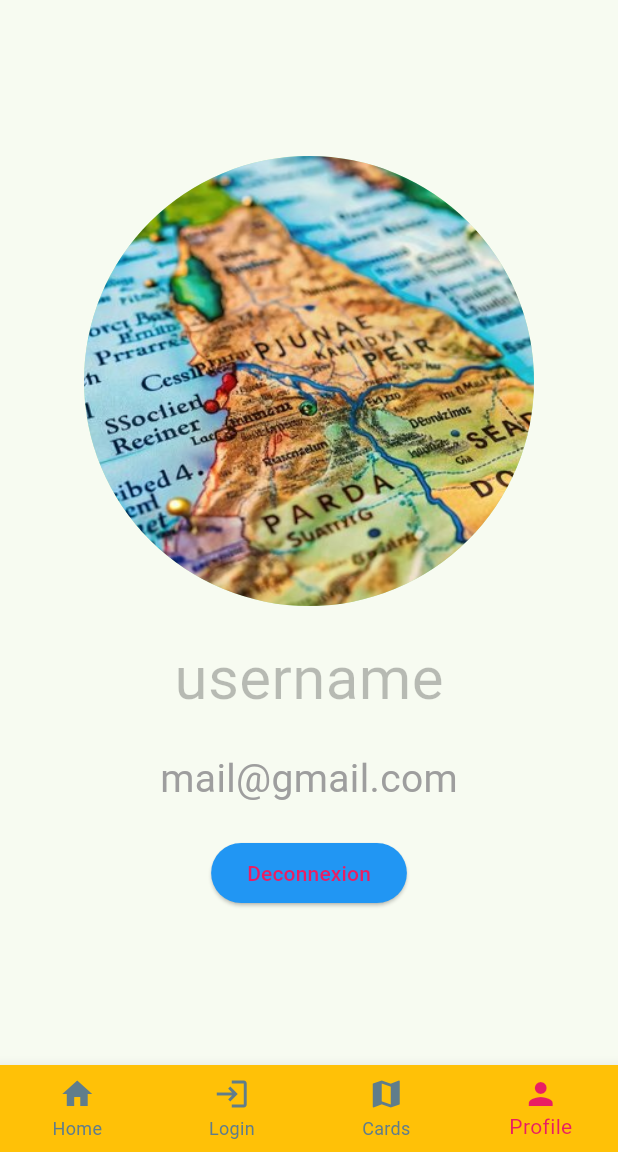
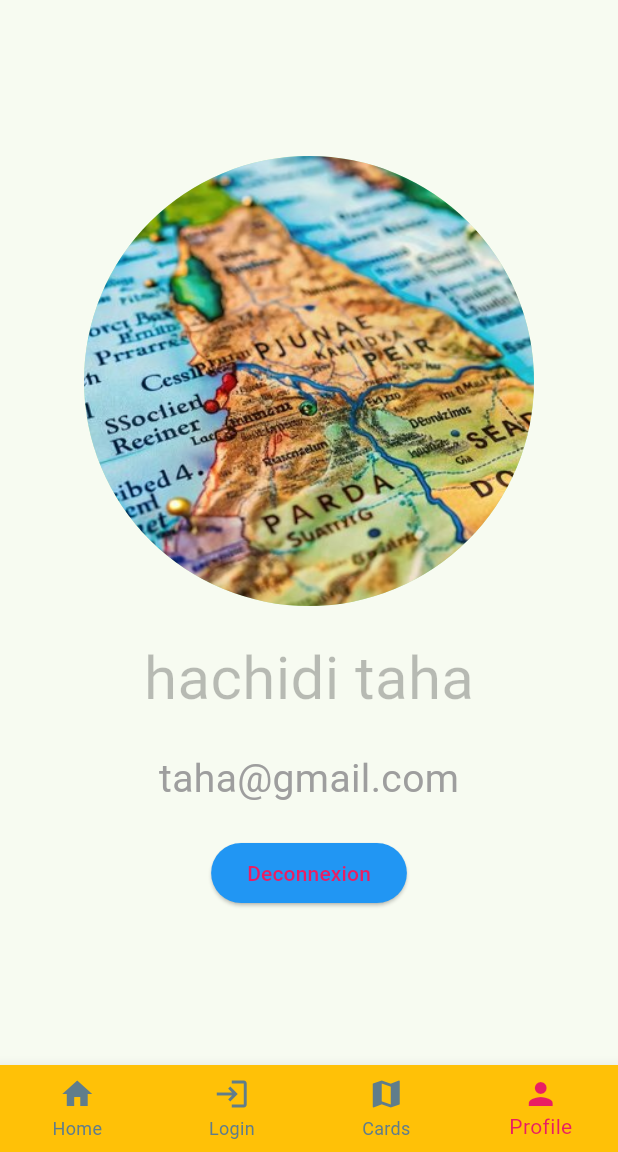
Before and after one commit to taha-hachidi/Flutter, a Flutter app: the screen it shows after launch, item 4 of the bottom bar chosen, on a phone screen of 412 x 824 dp, the part 84-1236 px from its top. Run offline on Flutter 3.47's test engine with Material 3 defaults, Android fonts, the phone set to English and light mode, and no system bars.

Commit message:
first commit

```diff
--- a/lib/screens/profille.view.dart
+++ b/lib/screens/profille.view.dart
@@ -16,12 +16,12 @@ class profileview extends StatelessWidget {
         ),
         const SizedBox(height: 20),
         const Text(
-          "username",
+          "hachidi taha",
           style: TextStyle(color: Colors.black26, fontSize: 40),
         ),
         const SizedBox(height: 20),
         const Text(
-          "mail@gmail.com",
+          "taha@gmail.com",
           style: TextStyle(color: Colors.grey, fontSize: 26),
         ),
         const SizedBox(
```
Also changed, not shown: 1 other file.
